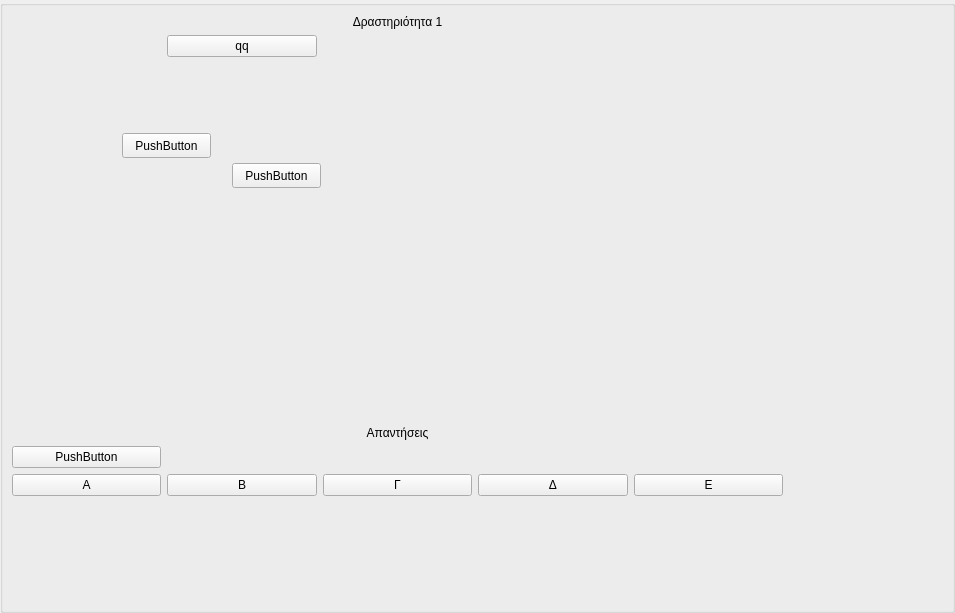
Before: the Qt Designer form user_interface/resources/page3.ui in smattha/robotHuman, drawn with Qt 5.
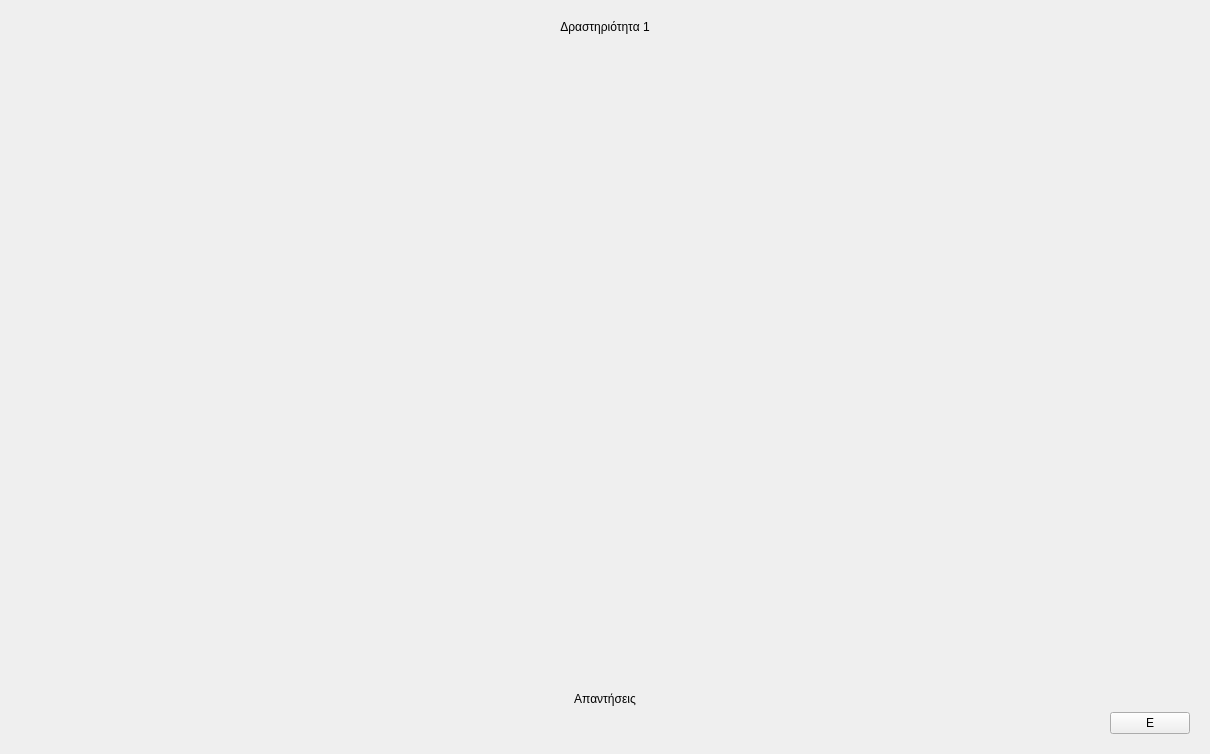
After: the same form once the commit is applied.

Commit message: Create pages

Diff of the .ui file:
```diff
--- a/user_interface/resources/page3.ui
+++ b/user_interface/resources/page3.ui
@@ -1,53 +1,23 @@
 <?xml version="1.0" encoding="UTF-8"?>
 <ui version="4.0">
- <class>GroupBox</class>
- <widget class="QGroupBox" name="GroupBox">
+ <class>Form</class>
+ <widget class="QWidget" name="Form">
   <property name="geometry">
    <rect>
     <x>0</x>
     <y>0</y>
-    <width>955</width>
-    <height>613</height>
+    <width>1210</width>
+    <height>754</height>
    </rect>
   </property>
   <property name="windowTitle">
    <string>GroupBox</string>
   </property>
-  <widget class="QWidget" name="layoutWidget">
-   <property name="geometry">
-    <rect>
-     <x>12</x>
-     <y>15</y>
-     <width>771</width>
-     <height>481</height>
-    </rect>
-   </property>
+  <layout class="QGridLayout" name="gridLayout_2">
+   <item row="0" column="0">
+    <widget class="QWidget" name="widget" native="true">
    <layout class="QGridLayout" name="gridLayout_5">
-    <item row="0" column="0" colspan="5">
-     <widget class="QLabel" name="label_3">
-      <property name="text">
-       <string>Δραστηριότητα 1</string>
-      </property>
-      <property name="alignment">
-       <set>Qt::AlignCenter</set>
-      </property>
-     </widget>
-    </item>
-    <item row="1" column="1">
-     <widget class="QPushButton" name="pushButton">
-      <property name="text">
-       <string>qq</string>
-      </property>
-     </widget>
-    </item>
-    <item row="6" column="1">
-     <widget class="QPushButton" name="answer2">
-      <property name="text">
-       <string>B</string>
-      </property>
-     </widget>
-    </item>
-    <item row="4" column="0" colspan="5">
+      <item row="4" column="0" colspan="2">
      <widget class="QLabel" name="label_5">
       <property name="text">
        <string>Απαντήσεις</string>
@@ -57,14 +27,24 @@
       </property>
      </widget>
     </item>
-    <item row="6" column="0">
-     <widget class="QPushButton" name="answer1">
+      <item row="0" column="0" colspan="2">
+       <widget class="QLabel" name="label_3">
       <property name="text">
-       <string>A</string>
-      </property>
-     </widget>
-    </item>
-    <item row="3" column="0" colspan="5">
+         <string>Δραστηριότητα 1</string>
+        </property>
+        <property name="alignment">
+         <set>Qt::AlignCenter</set>
+        </property>
+       </widget>
+      </item>
+      <item row="5" column="1">
+       <widget class="QPushButton" name="answer5">
+        <property name="text">
+         <string>Ε</string>
+        </property>
+       </widget>
+      </item>
+      <item row="3" column="0" colspan="2">
      <widget class="QWidget" name="testing" native="true">
       <property name="sizePolicy">
        <sizepolicy hsizetype="Preferred" vsizetype="Expanding">
@@ -72,64 +52,25 @@
         <verstretch>0</verstretch>
        </sizepolicy>
       </property>
-      <widget class="QPushButton" name="pushButton_2">
-       <property name="geometry">
-        <rect>
-         <x>220</x>
-         <y>100</y>
-         <width>89</width>
-         <height>25</height>
-        </rect>
-       </property>
-       <property name="text">
-        <string>PushButton</string>
-       </property>
-      </widget>
-      <widget class="QPushButton" name="pushButton_3">
-       <property name="geometry">
-        <rect>
-         <x>110</x>
-         <y>70</y>
-         <width>89</width>
-         <height>25</height>
-        </rect>
-       </property>
-       <property name="text">
-        <string>PushButton</string>
-       </property>
-      </widget>
-     </widget>
-    </item>
-    <item row="6" column="3">
-     <widget class="QPushButton" name="answer4">
-      <property name="text">
-       <string>Δ</string>
-      </property>
-     </widget>
-    </item>
-    <item row="6" column="2">
-     <widget class="QPushButton" name="answer3">
-      <property name="text">
-       <string>Γ</string>
-      </property>
-     </widget>
-    </item>
-    <item row="6" column="4">
-     <widget class="QPushButton" name="answer5">
-      <property name="text">
-       <string>Ε</string>
-      </property>
      </widget>
     </item>
     <item row="5" column="0">
-     <widget class="QPushButton" name="pushButton_4">
-      <property name="text">
-       <string>PushButton</string>
-      </property>
-     </widget>
+       <spacer name="horizontalSpacer">
+        <property name="orientation">
+         <enum>Qt::Horizontal</enum>
+        </property>
+        <property name="sizeHint" stdset="0">
+         <size>
+          <width>40</width>
+          <height>20</height>
+         </size>
+        </property>
+       </spacer>
     </item>
    </layout>
   </widget>
+   </item>
+  </layout>
  </widget>
  <resources/>
  <connections/>
```
Left out of the diff: 2 changed lines with no effect on the pictures. Lines whose indentation alone changed are shown as unchanged. The commit also changes 20 other files.
